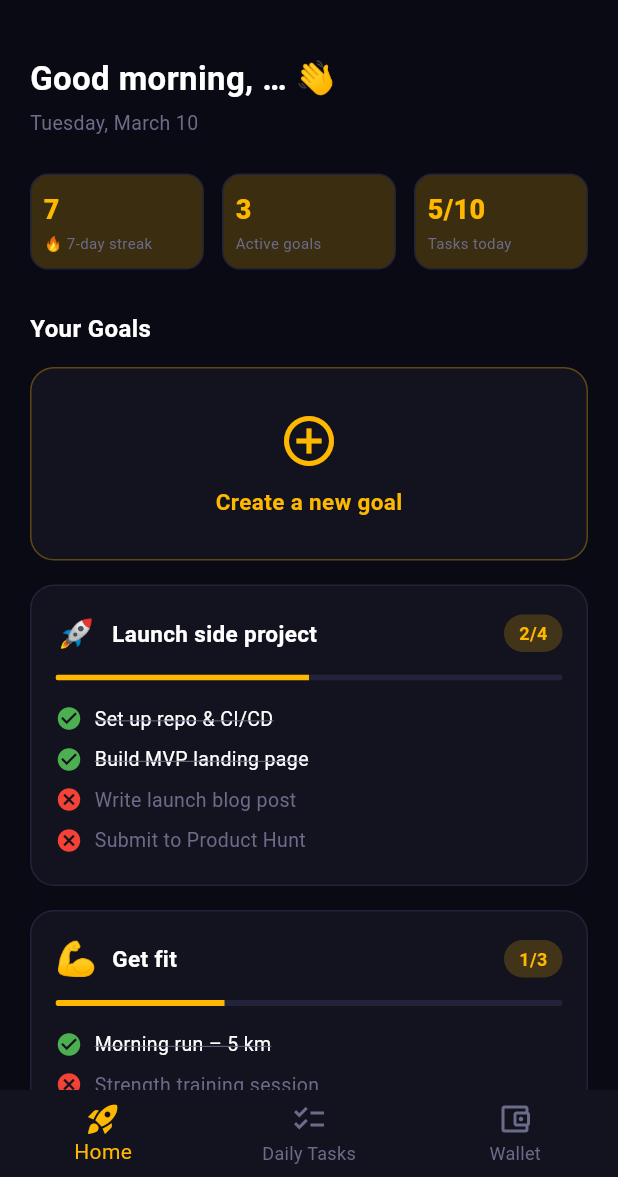
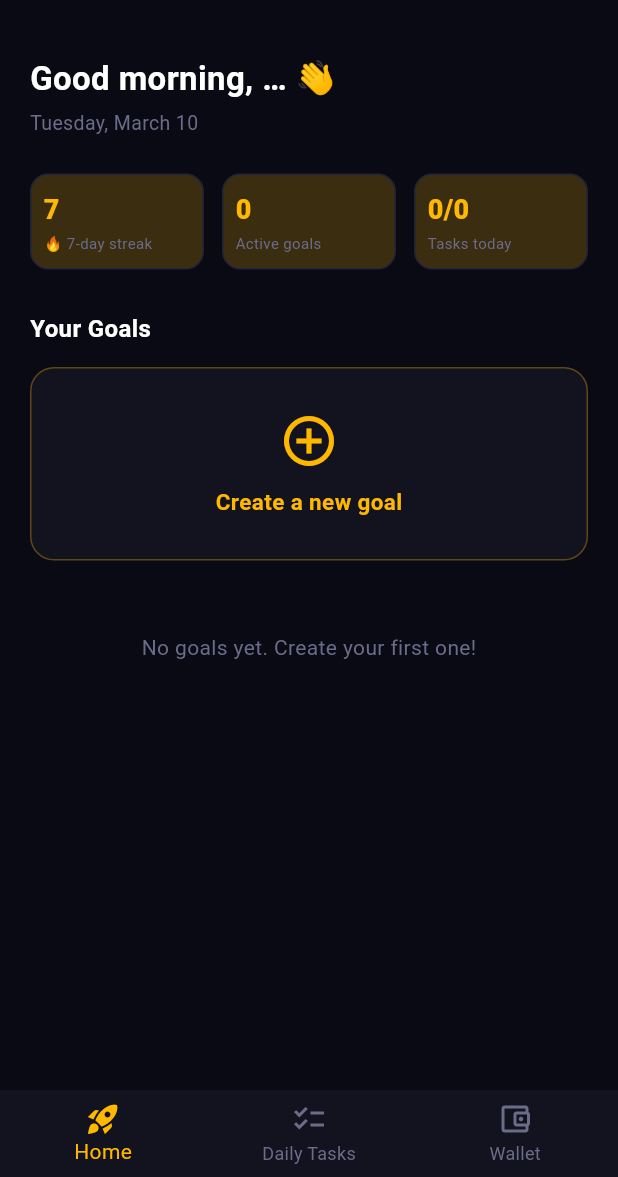
Before and after one commit to thainv25012001/bet-on-me, a Flutter app: the HomeScreen screen opened directly, on a phone screen of 412 x 824 dp, the part 59-1236 px from its top. Run offline on Flutter 3.47's test engine with Material 3 defaults, Android fonts, the light colour scheme and no system bars; our stand-ins replace shared_preferences; accounts and stored records are empty; network calls fail.

Commit message:
new but still err in list daily task

```diff
--- a/bet_on_me/lib/features/home/presentation/screens/home_screen.dart
+++ b/bet_on_me/lib/features/home/presentation/screens/home_screen.dart
@@ -2,49 +2,9 @@ import 'package:flutter/material.dart';
 import 'package:bet_on_me/core/theme/app_colors.dart';
 import 'package:bet_on_me/features/auth/data/auth_service.dart';
 import 'package:bet_on_me/features/auth/presentation/screens/signin_screen.dart';
+import 'package:bet_on_me/features/goals/data/goal_service.dart';
 import 'package:bet_on_me/features/goals/presentation/screens/create_goal_screen.dart';
-import 'package:bet_on_me/features/home/presentation/widgets/goal_card.dart';
-import 'package:bet_on_me/features/home/presentation/widgets/task_item.dart';
-
-// ── Mock data models ─────────────────────────────────────────────────────────
-
-class _Goal {
-  final String emoji;
-  final String title;
-  final List<GoalTask> tasks;
-  const _Goal({required this.emoji, required this.title, required this.tasks});
-}
-
-final _mockGoals = <_Goal>[
-  _Goal(
-    emoji: '🚀',
-    title: 'Launch side project',
-    tasks: const [
-      GoalTask(title: 'Set up repo & CI/CD', isComplete: true),
-      GoalTask(title: 'Build MVP landing page', isComplete: true),
-      GoalTask(title: 'Write launch blog post', isComplete: false),
-      GoalTask(title: 'Submit to Product Hunt', isComplete: false),
-    ],
-  ),
-  _Goal(
-    emoji: '💪',
-    title: 'Get fit',
-    tasks: const [
-      GoalTask(title: 'Morning run – 5 km', isComplete: true),
-      GoalTask(title: 'Strength training session', isComplete: false),
-      GoalTask(title: 'Meal prep for the week', isComplete: false),
-    ],
-  ),
-  _Goal(
-    emoji: '📚',
-    title: 'Read 12 books this year',
-    tasks: const [
-      GoalTask(title: 'Read 20 pages of current book', isComplete: true),
-      GoalTask(title: 'Write chapter summary note', isComplete: true),
-      GoalTask(title: 'Pick next book from reading list', isComplete: false),
-    ],
-  ),
-];
+import 'package:bet_on_me/features/goals/presentation/screens/goal_detail_screen.dart';
 
 // ── HomeScreen ────────────────────────────────────────────────────────────────
 
@@ -58,12 +18,16 @@ class HomeScreen extends StatefulWidget {
 class _HomeScreenState extends State<HomeScreen> {
   int _selectedIndex = 0;
   final _authService = AuthService();
+  final _goalService = GoalService();
   String _userName = '';
+  List<Map<String, dynamic>> _goals = [];
+  bool _goalsLoading = true;
 
   @override
   void initState() {
     super.initState();
     _loadUser();
+    _loadGoals();
   }
 
   Future<void> _loadUser() async {
@@ -79,6 +43,20 @@ class _HomeScreenState extends State<HomeScreen> {
     }
   }
 
+  Future<void> _loadGoals() async {
+    try {
+      final goals = await _goalService.listGoals();
+      if (mounted) {
+        setState(() {
+          _goals = goals;
+          _goalsLoading = false;
+        });
+      }
+    } catch (_) {
+      if (mounted) setState(() => _goalsLoading = false);
+    }
+  }
+
   String get _displayName => _userName.isNotEmpty ? _userName : '…';
   String get _initial => _userName.isNotEmpty ? _userName[0].toUpperCase() : '?';
 
@@ -88,7 +66,8 @@ class _HomeScreenState extends State<HomeScreen> {
       MaterialPageRoute(builder: (_) => const CreateGoalScreen()),
     );
     if (created == true) {
-      // TODO: refresh real goals list when implemented
+      setState(() => _goalsLoading = true);
+      await _loadGoals();
     }
   }
 
@@ -229,15 +208,9 @@ class _HomeScreenState extends State<HomeScreen> {
   // ── Dashboard body ──────────────────────────────────────────────────────
 
   Widget _buildDashboard() {
-    final completedGoals = _mockGoals
-        .where((g) => g.tasks.every((t) => t.isComplete))
+    final activeGoals = _goals
+        .where((g) => (g['status'] as String?) == 'active')
         .length;
-    final activeGoals = _mockGoals.length - completedGoals;
-
-    final totalTasks =
-        _mockGoals.fold<int>(0, (sum, g) => sum + g.tasks.length);
-    final completedTasks = _mockGoals.fold<int>(
-        0, (sum, g) => sum + g.tasks.where((t) => t.isComplete).length);
 
     return SafeArea(
       child: SingleChildScrollView(
@@ -268,14 +241,11 @@ class _HomeScreenState extends State<HomeScreen> {
             // Stats row
             Row(
               children: [
-                _StatChip(label: '🔥 7-day streak', value: '7'),
+                const _StatChip(label: '🔥 7-day streak', value: '7'),
                 const SizedBox(width: 12),
-                _StatChip(
-                    label: 'Active goals', value: '$activeGoals'),
+                _StatChip(label: 'Active goals', value: '$activeGoals'),
                 const SizedBox(width: 12),
-                _StatChip(
-                    label: 'Tasks today',
-                    value: '$completedTasks/$totalTasks'),
+                const _StatChip(label: 'Tasks today', value: '0/0'),
               ],
             ),
 
@@ -293,22 +263,80 @@ class _HomeScreenState extends State<HomeScreen> {
 
             const SizedBox(height: 14),
 
-            // ── Create new goal card ────────────────────────────────
+            // Create new goal card
             _NewGoalCard(onTap: _openCreateGoal),
 
             const SizedBox(height: 16),
 
-            // Goal cards
-            ListView.builder(
-              shrinkWrap: true,
-              physics: const NeverScrollableScrollPhysics(),
-              itemCount: _mockGoals.length,
-              itemBuilder: (_, i) => GoalCard(
-                emoji: _mockGoals[i].emoji,
-                title: _mockGoals[i].title,
-                tasks: _mockGoals[i].tasks,
+            // Goal list
+            if (_goalsLoading)
+              const Center(
+                child: Padding(
+                  padding: EdgeInsets.all(32),
+                  child: CircularProgressIndicator(color: AppColors.gold),
+                ),
+              )
+            else if (_goals.isEmpty)
+              const Padding(
+                padding: EdgeInsets.symmetric(vertical: 32),
+                child: Center(
+                  child: Text(
+                    'No goals yet. Create your first one!',
+                    style: TextStyle(color: AppColors.textMuted),
+                  ),
+                ),
+              )
+            else
+              ListView.builder(
+                shrinkWrap: true,
+                physics: const NeverScrollableScrollPhysics(),
+                itemCount: _goals.length,
+                itemBuilder: (_, i) {
+                  final goal = _goals[i];
+                  final id = goal['id'] as String? ?? '';
+                  final title = goal['title'] as String? ?? 'Untitled';
+                  return GestureDetector(
+                    onTap: () => Navigator.push(
+                      context,
+                      MaterialPageRoute(
+                        builder: (_) => GoalDetailScreen(
+                          goalId: id,
+                          goalTitle: title,
+                        ),
+                      ),
+                    ),
+                    child: Container(
+                      margin: const EdgeInsets.only(bottom: 12),
+                      padding: const EdgeInsets.symmetric(
+                          horizontal: 16, vertical: 14),
+                      decoration: BoxDecoration(
+                        color: AppColors.surface,
+                        borderRadius: BorderRadius.circular(14),
+                        border: Border.all(color: AppColors.border),
+                      ),
+                      child: Row(
+                        children: [
+                          Expanded(
+                            child: Text(
+                              title,
+                              style: const TextStyle(
+                                color: Colors.white,
+                                fontSize: 15,
+                                fontWeight: FontWeight.w600,
+                              ),
+                            ),
+                          ),
+                          const Icon(
+                            Icons.chevron_right,
+                            color: AppColors.textMuted,
+                            size: 20,
+                          ),
+                        ],
+                      ),
+                    ),
+                  );
+                },
               ),
-            ),
 
             const SizedBox(height: 20),
           ],
```
Also changed, not shown: bet_on_me/lib/features/goals/data/goal_service.dart (+23 -0 lines), bet_on_me/lib/features/goals/presentation/screens/goal_detail_screen.dart (added, +333 -0 lines).
